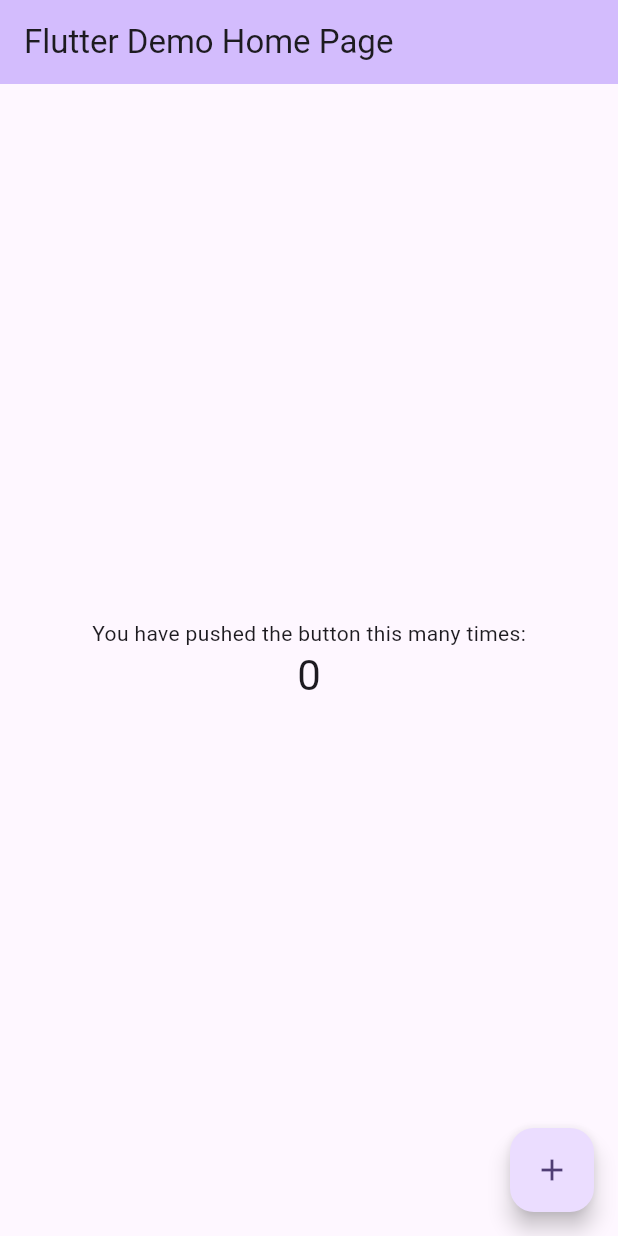
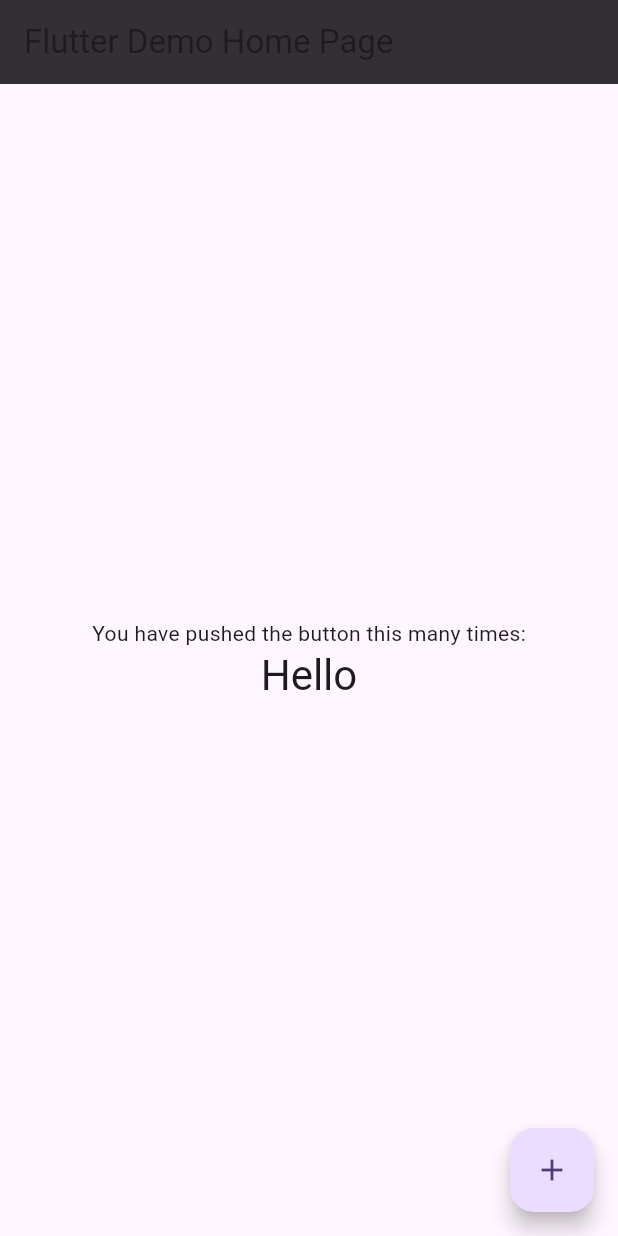
Before and after one commit to FabioZvirJ/training, a Flutter app: the screen it shows after launch, on a phone screen of 412 x 824 dp. Run offline on Flutter 3.47's test engine with Material 3 defaults, Android fonts, the phone set to English and light mode, and no system bars.

Commit message:
removing errors

```diff
--- a/lib/main.dart
+++ b/lib/main.dart
@@ -13,21 +13,6 @@ class MyApp extends StatelessWidget {
     return MaterialApp(
       title: 'Flutter Demo',
       theme: ThemeData(
-        // This is the theme of your application.
-        //
-        // TRY THIS: Try running your application with "flutter run". You'll see
-        // the application has a purple toolbar. Then, without quitting the app,
-        // try changing the seedColor in the colorScheme below to Colors.green
-        // and then invoke "hot reload" (save your changes or press the "hot
-        // reload" button in a Flutter-supported IDE, or press "r" if you used
-        // the command line to start the app).
-        //
-        // Notice that the counter didn't reset back to zero; the application
-        // state is not lost during the reload. To reset the state, use hot
-        // restart instead.
-        //
-        // This works for code too, not just values: Most code changes can be
-        // tested with just a hot reload.
         colorScheme: ColorScheme.fromSeed(seedColor: Colors.deepPurple),
       ),
       home: const MyHomePage(title: 'Flutter Demo Home Page'),
@@ -37,16 +22,6 @@ class MyApp extends StatelessWidget {
 
 class MyHomePage extends StatefulWidget {
   const MyHomePage({super.key, required this.title});
-
-  // This widget is the home page of your application. It is stateful, meaning
-  // that it has a State object (defined below) that contains fields that affect
-  // how it looks.
-
-  // This class is the configuration for the state. It holds the values (in this
-  // case the title) provided by the parent (in this case the App widget) and
-  // used by the build method of the State. Fields in a Widget subclass are
-  // always marked "final".
-
   final String title;
 
   @override
@@ -54,35 +29,16 @@ class MyHomePage extends StatefulWidget {
 }
 
 class _MyHomePageState extends State<MyHomePage> {
-  int _counter = 0;
 
   void _incrementCounter() {
-    setState(() {
-      // This call to setState tells the Flutter framework that something has
-      // changed in this State, which causes it to rerun the build method below
-      // so that the display can reflect the updated values. If we changed
-      // _counter without calling setState(), then the build method would not be
-      // called again, and so nothing would appear to happen.
-      _counter++;
-    });
   }
 
   @override
   Widget build(BuildContext context) {
-    // This method is rerun every time setState is called, for instance as done
-    // by the _incrementCounter method above.
-    //
-    // The Flutter framework has been optimized to make rerunning build methods
-    // fast, so that you can just rebuild anything that needs updating rather
-    // than having to individually change instances of widgets.
     return Scaffold(
       appBar: AppBar(
-        // TRY THIS: Try changing the color here to a specific color (to
-        // Colors.amber, perhaps?) and trigger a hot reload to see the AppBar
-        // change color while the other colors stay the same.
-        backgroundColor: Theme.of(context).colorScheme.inversePrimary,
-        // Here we take the value from the MyHomePage object that was created by
-        // the App.build method, and use it to set our appbar title.
+        backgroundColor: Theme.of(context).colorScheme.inverseSurface,
+
         title: Text(widget.title),
       ),
       body: Center(
@@ -106,7 +62,7 @@ class _MyHomePageState extends State<MyHomePage> {
           children: <Widget>[
             const Text('You have pushed the button this many times:'),
             Text(
-              '$_counter',
+              'Hello',
               style: Theme.of(context).textTheme.headlineMedium,
             ),
           ],
```
